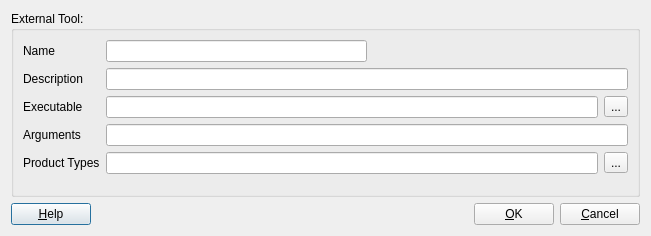
First picture: the form in qpfhmi/exttooledit.ui, repository aardalath/qpf, before the edit.
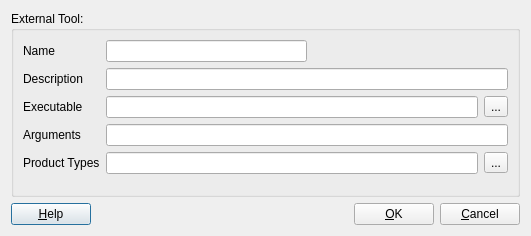
Second picture: the form after the edit.

Commit message: Modifications to update ConfigTool to handle new config. structure

Diff of the .ui file:
```diff
--- a/qpfhmi/exttooledit.ui
+++ b/qpfhmi/exttooledit.ui
@@ -6,7 +6,7 @@
    <rect>
     <x>0</x>
     <y>0</y>
-    <width>651</width>
+    <width>531</width>
     <height>236</height>
    </rect>
   </property>
```
